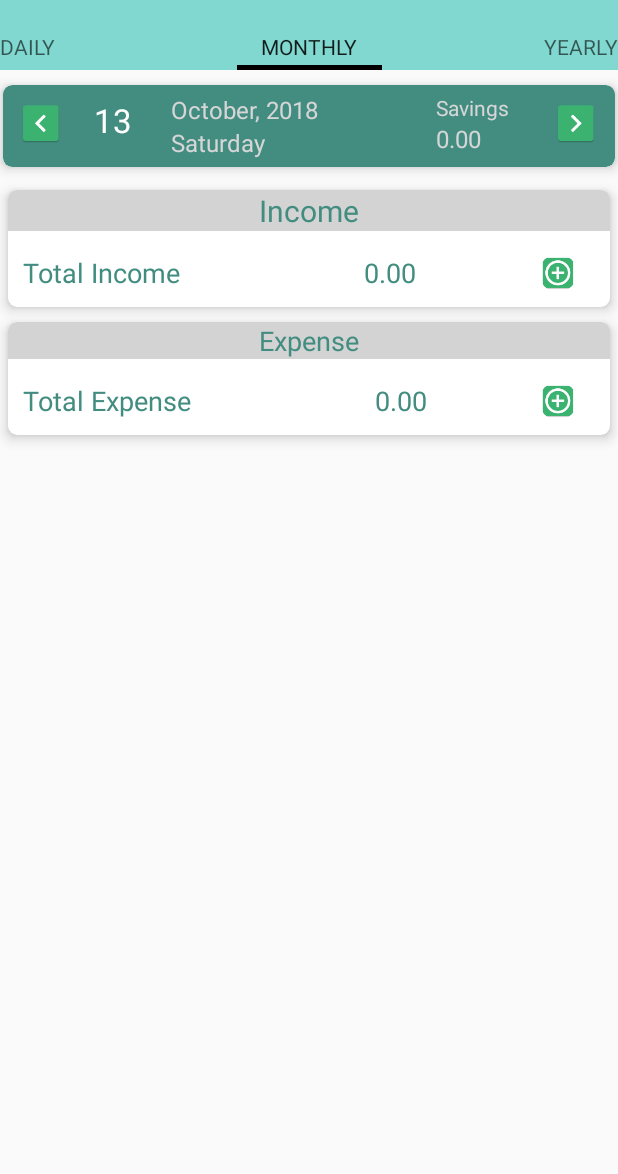
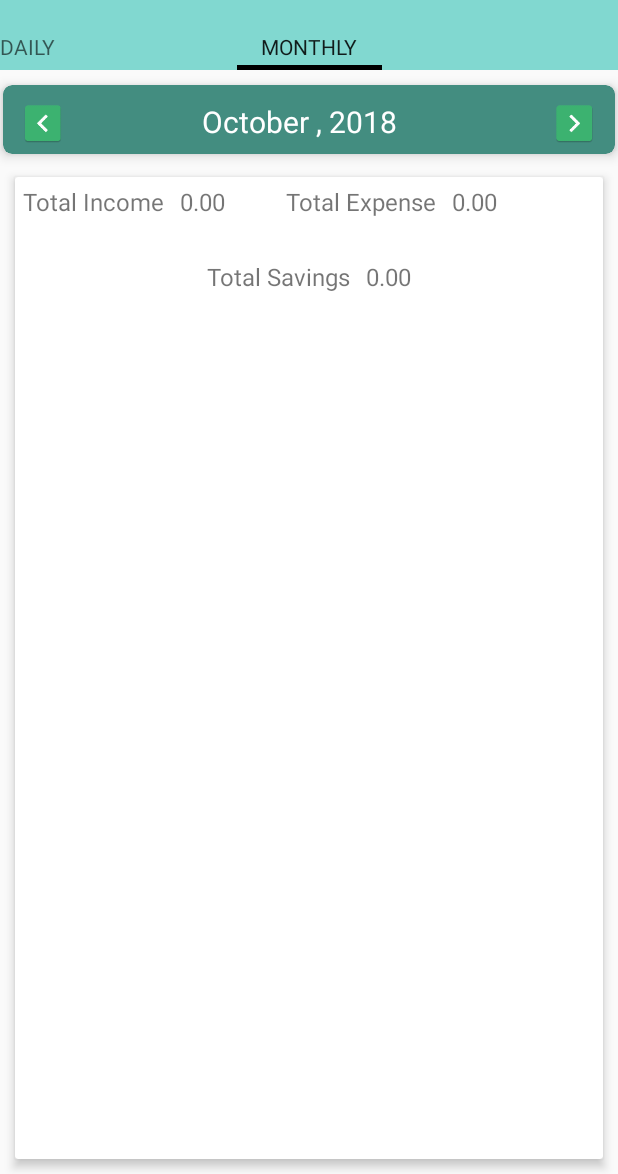
Before and after one commit to YugSols/My-first-app, an Android app: the screen it shows after launch (MainActivity), after a tap on "MONTHLY", on a phone screen of 412 x 824 dp, the part 62-1236 px from its top. Run offline under Robolectric (Android 15) with nearby library versions, the phone set to English and light mode, and no system bars; libraries missing offline, so code that uses them is left out: com.squareup.leakcanary; 2 statements that could not run were skipped.

Commit message:
Monthly View Structure added
Signed-off-by: SujoyDatta <sujoydatta26@gmail.com>

```diff
--- a/app/src/main/java/Adapters/MainActivityViewPagerAdapter.java
+++ b/app/src/main/java/Adapters/MainActivityViewPagerAdapter.java
@@ -10,6 +10,7 @@ import android.support.v4.app.FragmentManager;
 import android.support.v4.app.FragmentStatePagerAdapter;
 
 import Fragments.FragmentDailyView;
+import Fragments.FragmentMonthlyView;
 
 public class MainActivityViewPagerAdapter extends FragmentStatePagerAdapter {
 
@@ -20,12 +21,19 @@ public class MainActivityViewPagerAdapter extends FragmentStatePagerAdapter {
 
     @Override
     public Fragment getItem(int position) {
-        return FragmentDailyView.newInstance();
+        switch (position) {
+            case 0:
+                return FragmentDailyView.newInstance();
+            case 1:
+                return FragmentMonthlyView.newInstance();
+            default:
+                return null;
+        }
     }
 
     @Override
     public int getCount() {
-        return 3;
+        return 2;
     }
 
     @Nullable
--- /dev/null
+++ b/app/src/main/java/Fragments/FragmentMonthlyView.java
@@ -0,0 +1,53 @@
+/*
+ * Created by Sujoy Datta. Copyright (c) 2018. All rights reserved.
+ *
+ * To the person who is reading this..
+ * When you finally understand how this works, please do explain it to me too at sujoydatta26@gmail.com
+ * P.S.: In case you are planning to use this without mentioning me, you will be met with mean judgemental looks and sarcastic comments.
+ */
+
+package Fragments;
+
+import android.os.Bundle;
+import android.support.annotation.NonNull;
+import android.support.annotation.Nullable;
+import android.support.v4.app.Fragment;
+import android.view.LayoutInflater;
+import android.view.View;
+import android.view.ViewGroup;
+import android.widget.TextView;
+
+import com.ua.dailyexpensetracker.R;
+
+import Managers.ConstantsManager;
+import Managers.DateManager;
+
+public class FragmentMonthlyView extends Fragment {
+
+    private static final String TAG = "FragmentMonthlyView";
+    private View view;
+    private TextView textView_today_month;
+
+    public FragmentMonthlyView() {
+        //empty constructor required
+    }
+
+    public static FragmentMonthlyView newInstance() {
+        return new FragmentMonthlyView();
+    }
+
+    @Nullable
+    @Override
+    public View onCreateView(@NonNull LayoutInflater inflater, @Nullable ViewGroup container, @Nullable Bundle savedInstanceState) {
+        view = inflater.inflate(R.layout.fragment_monthly_view, container, false);
+
+        textView_today_month = view.findViewById(R.id.monthlyView_textView_today_month);
+
+        String current_month = DateManager.getStringNameForMonthValue(ConstantsManager.CURRENT_MONTH);
+        int year = ConstantsManager.CURRENT_YEAR;
+        String month_and_year = current_month + " , " + year;
+        textView_today_month.setText(month_and_year);
+
+        return view;
+    }
+}
--- /dev/null
+++ b/app/src/main/res/layout/fragment_monthly_view.xml
@@ -0,0 +1,141 @@
+<?xml version="1.0" encoding="utf-8"?><!--
+  ~ Created by Sujoy Datta. Copyright (c) 2018. All rights reserved.
+  ~
+  ~ To the person who is reading this..
+  ~ When you finally understand how this works, please do explain it to me too at sujoydatta26@gmail.com
+  ~ P.S.: In case you are planning to use this without mentioning me, you will be met with mean judgemental looks and sarcastic comments.
+  -->
+
+<LinearLayout xmlns:android="http://schemas.android.com/apk/res/android"
+    xmlns:app="http://schemas.android.com/apk/res-auto"
+    android:layout_width="match_parent"
+    android:layout_height="match_parent"
+    android:orientation="vertical">
+
+    <android.support.v7.widget.CardView
+        android:id="@+id/monthlyView_calendar_card"
+        style="@style/CardStyle"
+        android:layout_width="match_parent"
+        android:layout_height="wrap_content"
+        android:layout_marginLeft="2dp"
+        android:layout_marginTop="10dp"
+        android:layout_marginRight="2dp"
+        android:layout_marginBottom="5dp"
+        app:cardBackgroundColor="@color/darkSeaGreen">
+
+        <LinearLayout
+            android:layout_width="match_parent"
+            android:layout_height="wrap_content"
+            android:orientation="horizontal"
+            android:padding="5dp"
+            android:weightSum="16">
+
+            <ImageView
+                android:id="@+id/icon_prev_calender"
+                android:layout_width="0dp"
+                android:layout_height="30dp"
+                android:layout_marginTop="5dp"
+                android:layout_weight="2"
+                android:src="@mipmap/ic_prev_calendar" />
+
+            <TextView
+                android:id="@+id/monthlyView_textView_today_month"
+                android:layout_width="0dp"
+                android:layout_height="match_parent"
+                android:layout_marginStart="20dp"
+                android:layout_marginTop="5dp"
+                android:layout_marginEnd="20dp"
+                android:layout_weight="12"
+                android:text="Month, Year"
+                android:textAlignment="center"
+                android:textColor="@android:color/white"
+                android:textSize="20sp" />
+
+            <ImageView
+                android:id="@+id/icon_next_calendar"
+                android:layout_width="0dp"
+                android:layout_height="30dp"
+                android:layout_marginStart="12dp"
+                android:layout_marginLeft="12dp"
+                android:layout_marginTop="5dp"
+                android:layout_weight="2"
+                android:src="@mipmap/ic_next_calendar" />
+        </LinearLayout>
+    </android.support.v7.widget.CardView>
+
+    <android.support.v7.widget.CardView
+        android:layout_width="match_parent"
+        android:layout_height="match_parent"
+        android:layout_margin="10dp"
+        app:cardElevation="4dp">
+
+        <LinearLayout
+            android:layout_width="match_parent"
+            android:layout_height="match_parent"
+            android:orientation="horizontal">
+
+            <TextView
+                android:layout_width="wrap_content"
+                android:layout_height="wrap_content"
+                android:padding="5dp"
+                android:text="@string/total_income"
+                android:textSize="16sp" />
+
+            <TextView
+                android:id="@+id/monthlyView_total_income_amount"
+                android:layout_width="wrap_content"
+                android:layout_height="wrap_content"
+                android:padding="5dp"
+                android:text="0.00"
+                android:textAlignment="center"
+                android:textSize="16sp" />
+
+            <LinearLayout
+                android:layout_width="match_parent"
+                android:layout_height="wrap_content"
+                android:layout_marginStart="30dp"
+                android:layout_marginLeft="30dp">
+
+                <TextView
+                    android:layout_width="wrap_content"
+                    android:layout_height="wrap_content"
+                    android:padding="5dp"
+                    android:text="@string/total_expense"
+                    android:textSize="16sp" />
+
+                <TextView
+                    android:id="@+id/monthlyView_total_expense_amount"
+                    android:layout_width="wrap_content"
+                    android:layout_height="wrap_content"
+                    android:padding="5dp"
+                    android:text="0.00"
+                    android:textAlignment="center"
+                    android:textSize="16sp" />
+            </LinearLayout>
+        </LinearLayout>
+
+
+        <LinearLayout
+            android:layout_width="match_parent"
+            android:layout_height="wrap_content"
+            android:layout_marginTop="50dp"
+            android:gravity="center">
+
+            <TextView
+                android:layout_width="wrap_content"
+                android:layout_height="wrap_content"
+                android:padding="5dp"
+                android:text="@string/total_savings"
+                android:textSize="16sp" />
+
+            <TextView
+                android:id="@+id/monthlyView_total_savings_amount"
+                android:layout_width="wrap_content"
+                android:layout_height="wrap_content"
+                android:padding="5dp"
+                android:text="0.00"
+                android:textAlignment="center"
+                android:textSize="16sp" />
+        </LinearLayout>
+    </android.support.v7.widget.CardView>
+</LinearLayout>
--- a/app/src/main/res/values/strings.xml
+++ b/app/src/main/res/values/strings.xml
@@ -8,4 +8,5 @@
     <string name="total_income">Total Income</string>
     <string name="expense">Expense</string>
     <string name="total_expense">Total Expense</string>
+    <string name="total_savings">Total Savings</string>
 </resources>
--- a/build.gradle
+++ b/build.gradle
@@ -11,7 +11,7 @@ buildscript {
         jcenter()
     }
     dependencies {
-        classpath 'com.android.tools.build:gradle:3.2.0'
+        classpath 'com.android.tools.build:gradle:3.2.1'
 
 
         // NOTE: Do not place your application dependencies here; they belong
```
